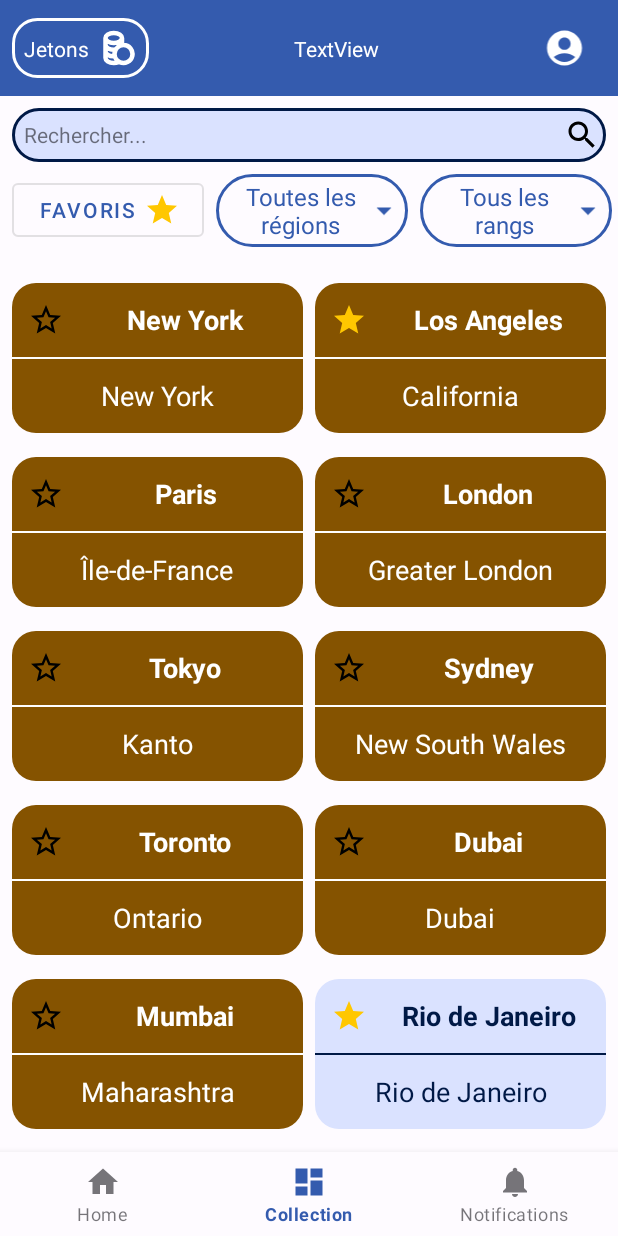
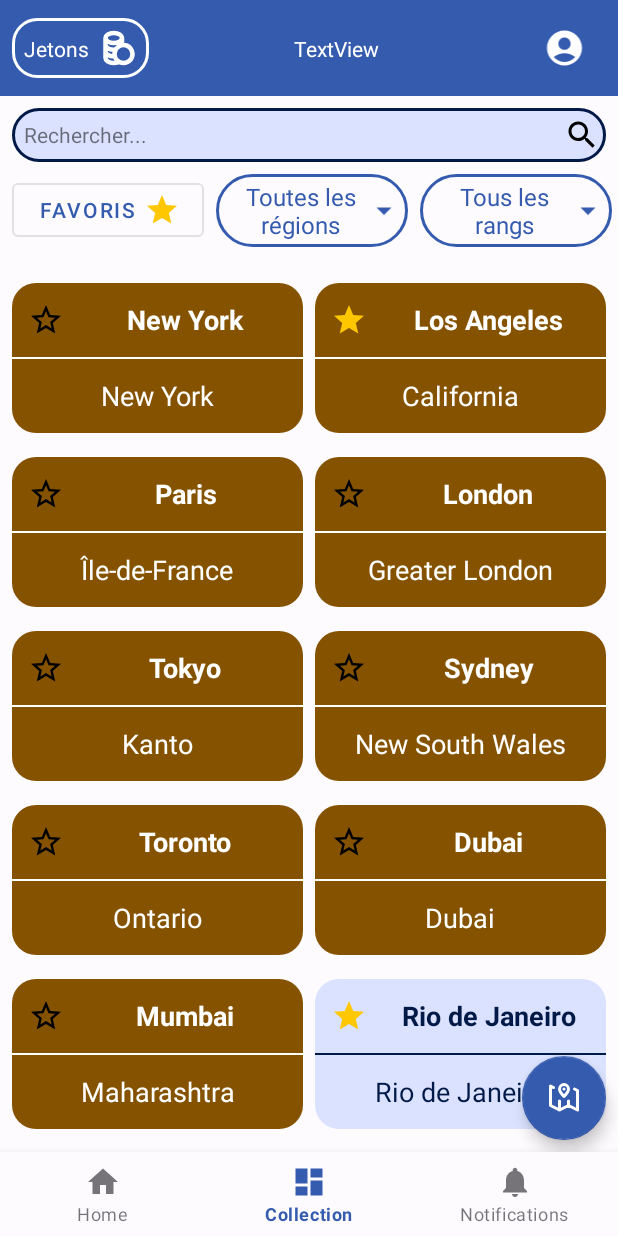
Before and after one commit to MAXCOEUR/citycards, an Android app: the MainActivity screen opened directly, with no data from a screen before it, item 2 of the bottom bar chosen, on a phone screen of 412 x 824 dp. Run offline under Robolectric (Android 15) with nearby library versions, the phone set to English and light mode, and no system bars; network calls fail; 1 statement that could not run was skipped.

Commit message:
ca marche

```diff
--- a/app/build.gradle
+++ b/app/build.gradle
@@ -59,4 +59,5 @@ dependencies {
     androidTestImplementation 'androidx.test.ext:junit:1.1.3'
     androidTestImplementation 'androidx.test.espresso:espresso-core:3.4.0'
     implementation 'com.caverock:androidsvg:1.4'
+    implementation 'com.google.maps.android:android-maps-utils:3.7.0'
 }
--- a/app/src/main/AndroidManifest.xml
+++ b/app/src/main/AndroidManifest.xml
@@ -37,7 +37,9 @@
         <activity
             android:name=".View.MapCollection.MapCollection"
             android:exported="true"
-            android:label="@string/title_activity_map_collection" />
+            android:label="@string/title_activity_map_collection" >
+
+        </activity>
         <activity
             android:name=".View.Login.LoginActivity"
             android:exported="true">
--- a/app/src/main/java/com/example/citycards/Repository/CityRepository.kt
+++ b/app/src/main/java/com/example/citycards/Repository/CityRepository.kt
@@ -35,7 +35,7 @@ object CityRepository {
         val cityList = listOf(
             City(1, "New York", "New York", 8537673, -74.006F, 40.7128F, "USA", false, Date()),
             City(2, "Los Angeles", "California", 39776830, -118.2437F, 34.0522F, "USA", true, Date()),
-            City(3, "Paris", "Île-de-France", 2140526, 2.3522F, 48.8566F, "France", false, Date()),
+            City(3, "Paris", "Île-de-France", 2140526, 2.3520F, 48.8566F, "France", false, Date()),
             City(4, "London", "Greater London", 8982256, -0.1276F, 51.5072F, "UK", false, Date()),
             City(5, "Tokyo", "Kanto", 37435191, 139.6917F, 35.6895F, "Japan", false, Date()),
             City(6, "Sydney", "New South Wales", 5312163, 151.2093F, -33.8688F, "Australia", false, Date()),
@@ -45,7 +45,7 @@ object CityRepository {
             City(10, "Rio de Janeiro", "Rio de Janeiro", 12, -43.1729F, -22.9068F, "Brazil", true, Date())
         )
         var filteredCity = cityList.filter { it.name?.lowercase()?.contains(dataQuery.namePrefix.lowercase()) ?: true }
-        if (dataQuery.region != "Toutes les régions") {
+        if (dataQuery.region!=null && dataQuery.region != "Toutes les régions") {
             filteredCity = filteredCity.filter { it.region == dataQuery.region }
         }
         val response =
--- a/app/src/main/java/com/example/citycards/View/Main/collection/CollectionFragment.kt
+++ b/app/src/main/java/com/example/citycards/View/Main/collection/CollectionFragment.kt
@@ -25,8 +25,10 @@ import com.example.citycards.Model.QueryDataCity
 import com.example.citycards.R
 import com.example.citycards.View.CityDetail.CityDetail
 import com.example.citycards.View.Main.MainViewModel
+import com.example.citycards.View.MapCollection.MapCollection
 import com.example.citycards.adapter.CustomSpinnerAdapter
 import com.example.citycards.adapter.ItemAdapter
+import com.google.android.material.floatingactionbutton.FloatingActionButton
 
 class CollectionFragment : Fragment() {
     val mainViewModel by activityViewModels<MainViewModel>()
@@ -53,6 +55,7 @@ class CollectionFragment : Fragment() {
         super.onViewCreated(view, savedInstanceState)
         val recyclerView = view.findViewById<RecyclerView>(R.id.recycler_view)
         val btn_favori = view.findViewById<Button>(R.id.favoritesButton)
+        val btn_map = view.findViewById<FloatingActionButton>(R.id.bt_map)
         dropdown_region = view.findViewById(R.id.regionDropdown)
         dropdown_rang = view.findViewById(R.id.rankDropdown)
         recherche_field = view.findViewById(R.id.searchEditText)
@@ -113,6 +116,10 @@ class CollectionFragment : Fragment() {
 
             }
         })
+        btn_map.setOnClickListener(){
+            val changePage = Intent(context, MapCollection::class.java)
+            (context as Activity).startActivity(changePage)
+        }
     }
 
     fun askAPI(){
--- /dev/null
+++ b/app/src/main/res/drawable/map_location_pin.xml
@@ -0,0 +1,13 @@
+<vector xmlns:android="http://schemas.android.com/apk/res/android"
+    android:width="800dp"
+    android:height="800dp"
+    android:viewportWidth="24"
+    android:viewportHeight="24">
+  <path
+      android:pathData="M12,6H12.01M9,20L3,17V4L5,5M9,20L15,17M9,20V14M15,17L21,20V7L19,6M15,17V14M15,6.2C15,7.967 13.5,9.4 12,11C10.5,9.4 9,7.967 9,6.2C9,4.433 10.343,3 12,3C13.657,3 15,4.433 15,6.2Z"
+      android:strokeLineJoin="round"
+      android:strokeWidth="2"
+      android:fillColor="#00000000"
+      android:strokeColor="#ffffff"
+      android:strokeLineCap="round"/>
+</vector>
--- a/app/src/main/res/layout/fragment_collection.xml
+++ b/app/src/main/res/layout/fragment_collection.xml
@@ -110,4 +110,16 @@
         app:layout_constraintStart_toStartOf="parent"
         app:layout_constraintTop_toBottomOf="@+id/constraintLayout4" />
 
+    <com.google.android.material.floatingactionbutton.FloatingActionButton
+        android:id="@+id/bt_map"
+        android:layout_width="wrap_content"
+        android:layout_height="wrap_content"
+        android:layout_marginEnd="@dimen/taille8"
+        android:layout_marginBottom="@dimen/taille8"
+        android:clickable="true"
+        android:src="@drawable/map_location_pin"
+        app:backgroundTint="@color/primary"
+        app:layout_constraintBottom_toBottomOf="parent"
+        app:layout_constraintEnd_toEndOf="parent" />
+
 </androidx.constraintlayout.widget.ConstraintLayout>
```
Also changed, not shown: app/src/main/java/com/example/citycards/View/MapCollection/MapCollection.kt (+99 -10 lines), app/src/main/java/com/example/citycards/View/MapCollection/MapCollectionViewModel.kt (added, +30 -0 lines), app/src/main/res/layout/activity_map_collection.xml (+53 -5 lines).
